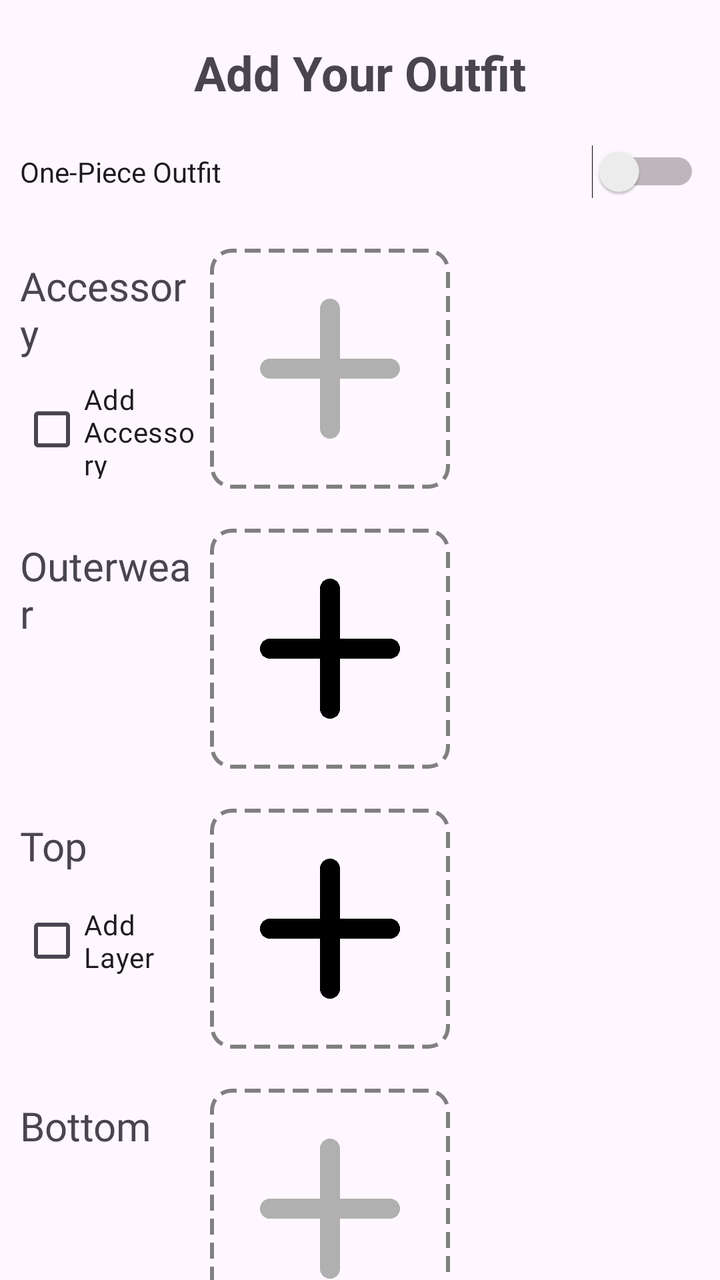
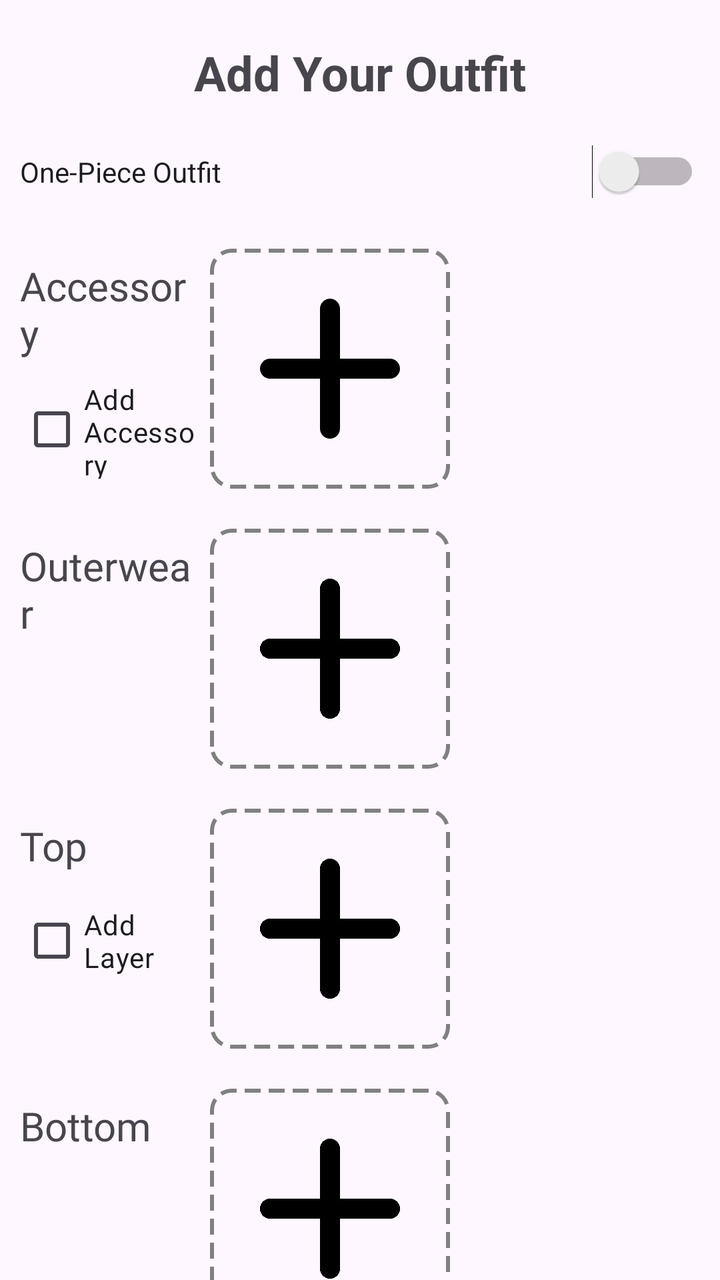

The first picture is an Android layout as it rendered before a commit; the second is the same layout after the commit. The layout source and the unified diff follow.
<!-- AndroidManifest.xml: application theme Theme.StyleWIZ_vol2 -->
<!-- res/layout/fragment_new_outfit.xml -->
<?xml version="1.0" encoding="utf-8"?>
<ScrollView xmlns:android="http://schemas.android.com/apk/res/android"
    android:layout_width="match_parent"
    android:layout_height="match_parent"
    xmlns:app="http://schemas.android.com/apk/res-auto"
    android:scrollbars="none">

    <LinearLayout
        android:layout_width="match_parent"
        android:layout_height="wrap_content"
        android:orientation="vertical"
        android:gravity="center">

        <TextView
            android:layout_width="wrap_content"
            android:layout_height="wrap_content"
            android:text="Add Your Outfit"
            android:layout_marginTop="20dp"
            android:textSize="24sp"
            android:textStyle="bold"
            android:layout_gravity="center" />

        <LinearLayout
            android:layout_width="match_parent"
            android:layout_height="wrap_content"
            android:orientation="horizontal"
            android:layout_marginTop="10dp"
            >


            <Switch
                android:id="@+id/switchOnePiece"
                android:layout_width="wrap_content"
                android:layout_height="wrap_content"
                android:layout_margin="10dp"
                android:layout_weight="1"
                android:text="One-Piece Outfit "/>


        </LinearLayout>

        
        <LinearLayout
            android:layout_width="match_parent"
            android:layout_height="wrap_content"
            android:orientation="horizontal"
            android:layout_marginTop="10dp"
            android:gravity="start"
            android:padding="5dp">

            <LinearLayout
                android:layout_width="wrap_content"
                android:layout_height="match_parent"
                android:orientation="vertical"
                android:layout_weight="1">

                <TextView
                    android:layout_width="wrap_content"
                    android:layout_height="wrap_content"
                    android:text="Accessory"
                    android:layout_margin="5dp"
                    android:textSize="20dp"
                    android:fontFamily="@font/roboto"/>

                <CheckBox
                    android:id="@+id/chkSecondAccessory"
                    android:layout_height="wrap_content"
                    android:layout_width="wrap_content"
                    android:layout_margin="5dp"
                    android:text="Add Accessory"
                    android:fontFamily="@font/roboto"/>
            </LinearLayout>

            <ImageView
                android:id="@+id/imgAccessory1"
                android:layout_width="120dp"
                android:layout_height="120dp"
                android:src="@drawable/round_add_24"
                app:tint="@color/gray"
                android:background="@drawable/dashed_border"
                android:scaleType="centerCrop"
                android:contentDescription="Accessory 1"/>

            <ImageView
                android:id="@+id/imgAccessory2"
                android:layout_width="120dp"
                android:layout_height="120dp"
                android:src="@drawable/round_add_24"
                app:tint="@color/gray"
                android:layout_marginStart="10dp"
                android:background="@drawable/dashed_border"
                android:scaleType="centerCrop"
                android:contentDescription="Accessory 2"
                android:visibility="invisible"/>





        </LinearLayout>

        
        <LinearLayout
            android:layout_width="match_parent"
            android:layout_height="wrap_content"
            android:orientation="horizontal"
            android:layout_marginTop="10dp"
            android:gravity="start"
            android:padding="5dp">

            <LinearLayout
                android:layout_width="wrap_content"
                android:layout_height="match_parent"
                android:orientation="vertical"
                android:layout_weight="1">

                <TextView
                    android:layout_width="wrap_content"
                    android:layout_height="wrap_content"
                    android:text="Outerwear"
                    android:layout_margin="5dp"
                    android:textSize="20dp"
                    android:fontFamily="@font/roboto"/>
            </LinearLayout>

            <ImageView
                android:id="@+id/imgOutwear"
                android:layout_width="120dp"
                android:layout_height="120dp"
                android:src="@drawable/round_add_24"
                android:background="@drawable/dashed_border"
                android:scaleType="centerCrop"
                android:contentDescription="Outwear"
                android:clipToOutline="true"/>

            <View
                android:layout_width="120dp"
                android:layout_height="120dp"
                android:visibility="invisible"
                android:layout_marginStart="10dp"
                />
        </LinearLayout>

        
        <LinearLayout
            android:id="@+id/topSection"
            android:layout_width="match_parent"
            android:layout_height="wrap_content"
            android:orientation="horizontal"
            android:layout_marginTop="10dp"
            android:gravity="start"
            android:padding="5dp">

            <LinearLayout
                android:layout_width="wrap_content"
                android:layout_height="match_parent"
                android:orientation="vertical"
                android:layout_weight="1">

                <TextView
                    android:layout_width="wrap_content"
                    android:layout_height="wrap_content"
                    android:text="Top"
                    android:layout_margin="5dp"
                    android:textSize="20dp"
                    android:fontFamily="@font/roboto"/>

                <CheckBox
                    android:id="@+id/chkSecondLayer"
                    android:layout_height="wrap_content"
                    android:layout_width="wrap_content"
                    android:layout_margin="5dp"
                    android:text="Add Layer"
                    android:fontFamily="@font/roboto"/>
            </LinearLayout>

            <ImageView
                android:id="@+id/imgTop1"
                android:layout_width="120dp"
                android:layout_height="120dp"
                android:src="@drawable/round_add_24"
                android:background="@drawable/dashed_border"
                android:scaleType="centerCrop"
                android:contentDescription="Top 1"
                android:clipToOutline="true"/>

            <ImageView
                android:id="@+id/imgTop2"
                android:layout_width="120dp"
                android:layout_height="120dp"
                android:src="@drawable/round_add_24"
                app:tint="@color/gray"
                android:layout_marginStart="10dp"
                android:background="@drawable/dashed_border"
                android:scaleType="centerCrop"
                android:contentDescription="Top 2"
                android:visibility="invisible"/>
        </LinearLayout>

        
        <LinearLayout
            android:id="@+id/bottomSection"
            android:layout_width="match_parent"
            android:layout_height="wrap_content"
            android:orientation="horizontal"
            android:layout_marginTop="10dp"
            android:gravity="start"
            android:padding="5dp">

            <LinearLayout
                android:layout_width="wrap_content"
                android:layout_height="match_parent"
                android:orientation="vertical"
                android:layout_weight="1">

                <TextView
                    android:layout_width="wrap_content"
                    android:layout_height="wrap_content"
                    android:text="Bottom"
                    android:layout_margin="5dp"
                    android:textSize="20dp"
                    android:fontFamily="@font/roboto"/>
            </LinearLayout>

            <ImageView
                android:id="@+id/imgBottom"
                android:layout_width="120dp"
                android:layout_height="120dp"
                android:src="@drawable/round_add_24"
                app:tint="@color/gray"
                android:background="@drawable/dashed_border"
                android:scaleType="centerCrop"
                android:contentDescription="Outwear"/>

            <View
                android:layout_width="120dp"
                android:layout_height="120dp"
                android:visibility="invisible"
                android:layout_marginStart="10dp"
                />

        </LinearLayout>

        
        <LinearLayout
            android:id="@+id/onePieceSection"
            android:layout_width="match_parent"
            android:layout_height="wrap_content"
            android:orientation="horizontal"
            android:layout_marginTop="10dp"
            android:gravity="start"
            android:padding="5dp"
            android:visibility="gone">

            <LinearLayout
                android:layout_width="wrap_content"
                android:layout_height="match_parent"
                android:orientation="vertical"
                android:layout_weight="1">

                <TextView
                    android:layout_width="wrap_content"
                    android:layout_height="wrap_content"
                    android:text="One-Piece"
                    android:layout_margin="5dp"
                    android:textSize="20dp"
                    android:fontFamily="@font/roboto"/>

                <CheckBox
                    android:id="@+id/chkLayerOnePiece"
                    android:layout_height="wrap_content"
                    android:layout_width="wrap_content"
                    android:layout_margin="5dp"
                    android:text="Add Layer"
                    android:fontFamily="@font/roboto"/>
            </LinearLayout>

            <ImageView
                android:id="@+id/imgOnePiece"
                android:layout_width="120dp"
                android:layout_height="120dp"
                android:src="@drawable/round_add_24"
                app:tint="@color/gray"
                android:background="@drawable/dashed_border"
                android:scaleType="centerCrop"
                android:contentDescription="One-Piece" />

            <ImageView
                android:id="@+id/imgLayerOnePiece"
                android:layout_width="120dp"
                android:layout_height="120dp"
                android:src="@drawable/round_add_24"
                app:tint="@color/gray"
                android:layout_marginStart="10dp"
                android:background="@drawable/dashed_border"
                android:scaleType="centerCrop"
                android:contentDescription="Top Layer"
                android:visibility="invisible"/>
        </LinearLayout>

        
        <LinearLayout
            android:layout_width="match_parent"
            android:layout_height="wrap_content"
            android:orientation="horizontal"
            android:layout_marginTop="10dp"
            android:gravity="start"
            android:padding="5dp">

            <LinearLayout
                android:layout_width="wrap_content"
                android:layout_height="match_parent"
                android:orientation="vertical"
                android:layout_weight="1">

                <TextView
                    android:layout_width="wrap_content"
                    android:layout_height="wrap_content"
                    android:text="Shoes"
                    android:layout_margin="5dp"
                    android:textSize="20dp"
                    android:fontFamily="@font/roboto"/>
            </LinearLayout>

            <ImageView
                android:id="@+id/imgShoes"
                android:layout_width="120dp"
                android:layout_height="120dp"
                android:src="@drawable/round_add_24"
                app:tint="@color/gray"
                android:background="@drawable/dashed_border"
                android:scaleType="centerCrop"
                android:contentDescription="Shoes"/>

            <View
                android:layout_width="120dp"
                android:layout_height="120dp"
                android:visibility="invisible"
                android:layout_marginStart="10dp"
                />
        </LinearLayout>



        <androidx.appcompat.widget.AppCompatButton
            android:id="@+id/AddItemBtn"
            android:layout_width="match_parent"
            android:layout_height="50dp"
            android:background="@drawable/edittextshape"
            android:backgroundTint="@color/blue"
            android:text="SAVE OUTFIT"
            android:textColor="@color/white"
            android:fontFamily="@font/roboto"
            android:textStyle="bold"
            android:layout_margin="30dp"/>
    </LinearLayout>
</ScrollView>
<!-- resources referenced by this layout -->
<resources>
  <color name="blue">#2196F3</color>
  <color name="gray">#B0B0B0</color>
  <color name="white">#FFFFFFFF</color>
  <!-- drawable dashed_border (drawable) -->
  <?xml version="1.0" encoding="utf-8"?>
  <shape xmlns:android="http://schemas.android.com/apk/res/android"
      android:shape="rectangle">
  
      <stroke
          android:width="2dp"
          android:color="#808080"
          android:dashWidth="8dp"
          android:dashGap="4dp"/>
  
      <solid android:color="@android:color/transparent"/>
  
  
      <corners android:radius="10dp"/>
  </shape>
  <!-- drawable edittextshape (drawable) -->
  <?xml version="1.0" encoding="utf-8"?>
  <shape xmlns:android="http://schemas.android.com/apk/res/android">
      <solid android:color="@color/white"/>
      <corners android:radius="15dp"/>
      <stroke android:color="#f4f4f4" android:width="1dp"/>
  </shape>
  <!-- drawable round_add_24 (drawable) -->
  <vector android:height="24dp" android:tint="#000000"
      android:viewportHeight="24" android:viewportWidth="24"
      android:width="24dp" xmlns:android="http://schemas.android.com/apk/res/android">
      <path android:fillColor="@android:color/white" android:pathData="M18,13h-5v5c0,0.55 -0.45,1 -1,1s-1,-0.45 -1,-1v-5H6c-0.55,0 -1,-0.45 -1,-1s0.45,-1 1,-1h5V6c0,-0.55 0.45,-1 1,-1s1,0.45 1,1v5h5c0.55,0 1,0.45 1,1s-0.45,1 -1,1z"/>
  </vector>
  <style name="Theme.StyleWIZ_vol2" parent="Base.Theme.StyleWIZ_vol2" />
  <style name="Base.Theme.StyleWIZ_vol2" parent="Theme.Material3.DayNight.NoActionBar">
          
          
      </style>
</resources>

<!-- the commit's change to res/layout/fragment_new_outfit.xml (unified diff, before → after) -->
@@ -76,22 +76,22 @@
                 android:layout_width="120dp"
                 android:layout_height="120dp"
                 android:src="@drawable/round_add_24"
-                app:tint="@color/gray"
-                android:background="@drawable/dashed_border"
-                android:scaleType="centerCrop"
-                android:contentDescription="Accessory 1"/>
+                android:background="@drawable/dashed_border"
+                android:scaleType="centerCrop"
+                android:contentDescription="Accessory 1"
+                android:clipToOutline="true"/>
 
             <ImageView
                 android:id="@+id/imgAccessory2"
                 android:layout_width="120dp"
                 android:layout_height="120dp"
                 android:src="@drawable/round_add_24"
-                app:tint="@color/gray"
                 android:layout_marginStart="10dp"
                 android:background="@drawable/dashed_border"
                 android:scaleType="centerCrop"
                 android:contentDescription="Accessory 2"
-                android:visibility="invisible"/>
+                android:visibility="invisible"
+                android:clipToOutline="true"/>
 
 
 
@@ -189,12 +189,12 @@
                 android:layout_width="120dp"
                 android:layout_height="120dp"
                 android:src="@drawable/round_add_24"
-                app:tint="@color/gray"
                 android:layout_marginStart="10dp"
                 android:background="@drawable/dashed_border"
                 android:scaleType="centerCrop"
                 android:contentDescription="Top 2"
-                android:visibility="invisible"/>
+                android:visibility="invisible"
+                android:clipToOutline="true"/>
         </LinearLayout>
 
         
@@ -227,10 +227,10 @@
                 android:layout_width="120dp"
                 android:layout_height="120dp"
                 android:src="@drawable/round_add_24"
-                app:tint="@color/gray"
-                android:background="@drawable/dashed_border"
-                android:scaleType="centerCrop"
-                android:contentDescription="Outwear"/>
+                android:background="@drawable/dashed_border"
+                android:scaleType="centerCrop"
+                android:contentDescription="Bottom"
+                android:clipToOutline="true"/>
 
             <View
                 android:layout_width="120dp"
@@ -280,22 +280,22 @@
                 android:layout_width="120dp"
                 android:layout_height="120dp"
                 android:src="@drawable/round_add_24"
-                app:tint="@color/gray"
-                android:background="@drawable/dashed_border"
-                android:scaleType="centerCrop"
-                android:contentDescription="One-Piece" />
+                android:background="@drawable/dashed_border"
+                android:scaleType="centerCrop"
+                android:contentDescription="One-Piece"
+                android:clipToOutline="true"/>
 
             <ImageView
                 android:id="@+id/imgLayerOnePiece"
                 android:layout_width="120dp"
                 android:layout_height="120dp"
                 android:src="@drawable/round_add_24"
-                app:tint="@color/gray"
                 android:layout_marginStart="10dp"
                 android:background="@drawable/dashed_border"
                 android:scaleType="centerCrop"
                 android:contentDescription="Top Layer"
-                android:visibility="invisible"/>
+                android:visibility="invisible"
+                android:clipToOutline="true"/>
         </LinearLayout>
 
         
@@ -327,10 +327,10 @@
                 android:layout_width="120dp"
                 android:layout_height="120dp"
                 android:src="@drawable/round_add_24"
-                app:tint="@color/gray"
-                android:background="@drawable/dashed_border"
-                android:scaleType="centerCrop"
-                android:contentDescription="Shoes"/>
+                android:background="@drawable/dashed_border"
+                android:scaleType="centerCrop"
+                android:contentDescription="Shoes"
+                android:clipToOutline="true"/>
 
             <View
                 android:layout_width="120dp"
<!-- resource entries referenced after the edit -->
@@ -1,7 +1,6 @@
 <!-- resources referenced by this layout -->
 <resources>
   <color name="blue">#2196F3</color>
-  <color name="gray">#B0B0B0</color>
   <color name="white">#FFFFFFFF</color>
   <!-- drawable dashed_border (drawable) -->
   <?xml version="1.0" encoding="utf-8"?>
